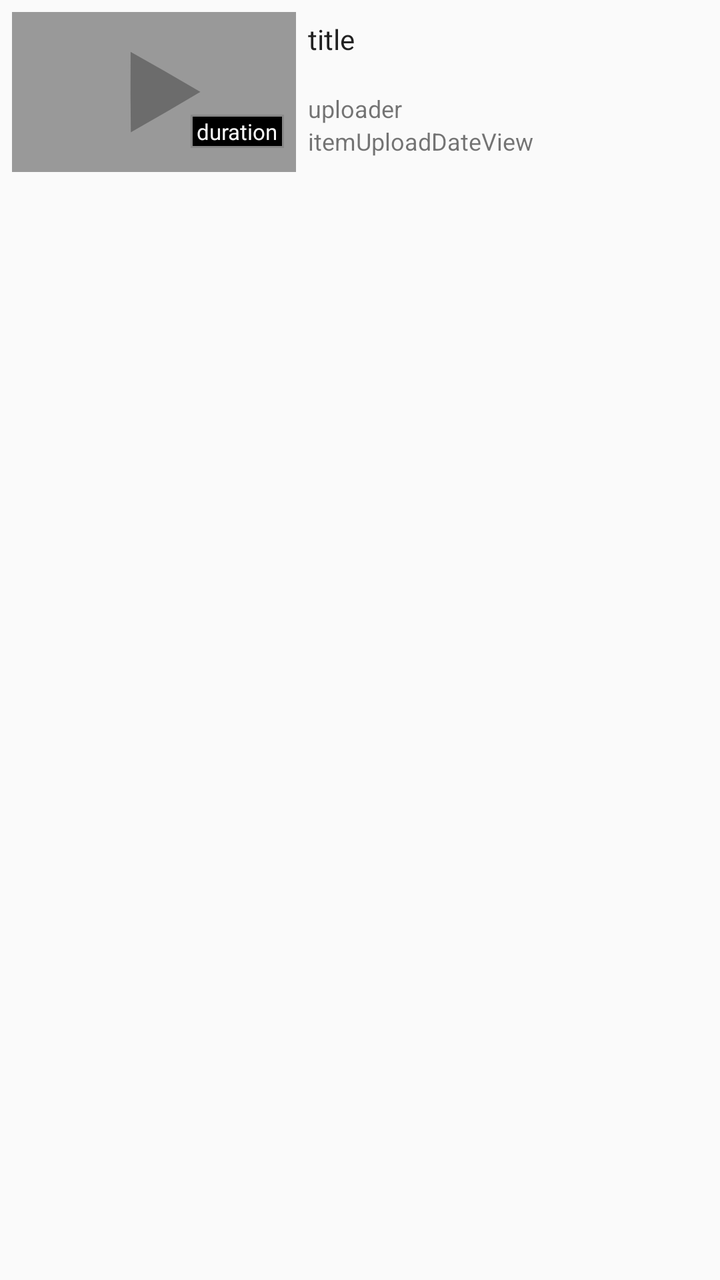
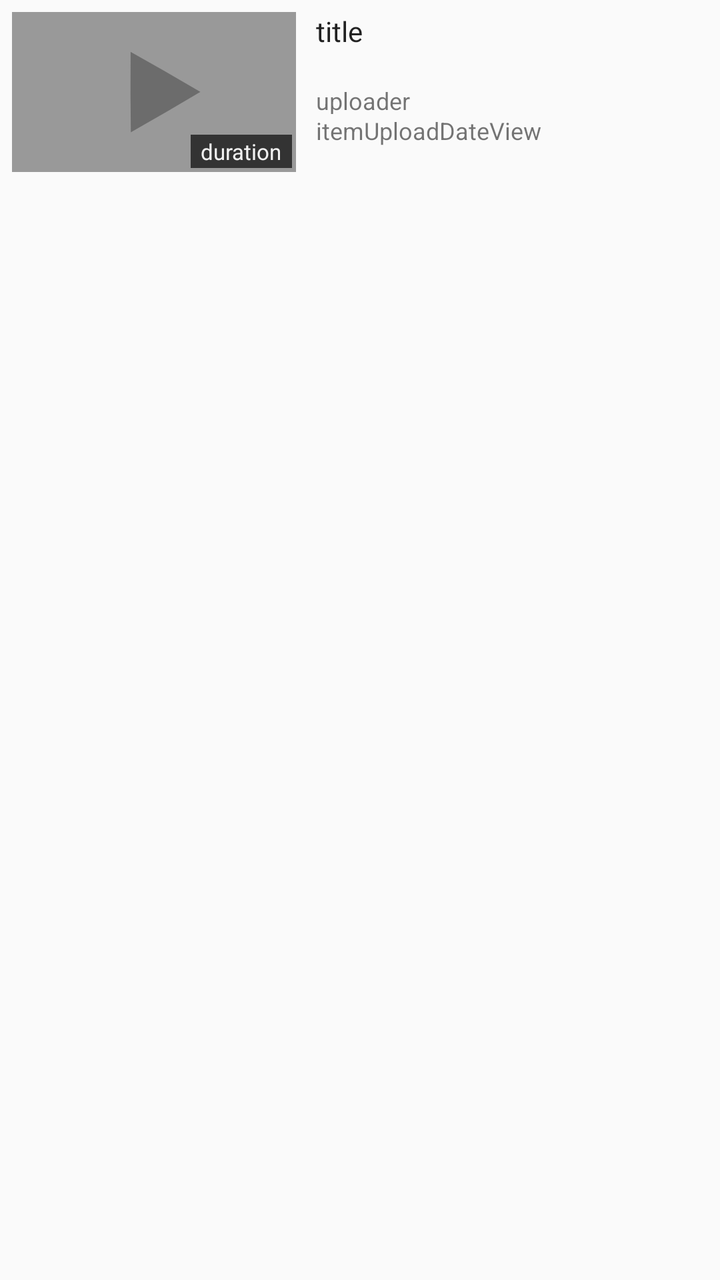

Before-and-after screenshots of an Android layout around one commit, followed by the original layout XML and the change that was made.
<!-- AndroidManifest.xml: application theme AppTheme -->
<!-- res/layout/video_item.xml -->
<?xml version="1.0" encoding="utf-8"?>
<RelativeLayout
    xmlns:android="http://schemas.android.com/apk/res/android"
    android:orientation="vertical"
    android:layout_width="match_parent"
    android:layout_height="match_parent"
    android:padding="6dp">

    <ImageView android:id="@+id/itemThumbnailView"
        android:layout_width="142dp"
        android:layout_height="80dp"
        android:scaleType="centerCrop"
        android:layout_alignParentLeft="true"
        android:layout_alignParentTop="true"
        android:src="@drawable/dummy_thumbnail"/>

    <TextView android:id="@+id/itemVideoTitleView"
        android:layout_width="wrap_content"
        android:layout_height="40dp"
        android:layout_toRightOf="@id/itemThumbnailView"
        android:layout_alignParentTop="true"
        android:paddingLeft="6dp"
        android:paddingTop="4dp"
        android:textAppearance="?android:attr/textAppearanceLarge"
        android:textSize="@dimen/text_search_title_size"
        android:text="title"
        />

    <TextView android:id="@+id/itemUploaderView"
        android:layout_width="wrap_content"
        android:layout_height="wrap_content"
        android:layout_toRightOf="@id/itemThumbnailView"
        android:layout_below="@id/itemVideoTitleView"
        android:paddingLeft="6dp"
        android:textAppearance="?android:attr/textAppearanceSmall"
        android:textSize="@dimen/text_search_uploader_size"
        android:text="uploader"/>

    <TextView android:id="@+id/itemUploadDateView"
        android:text="itemUploadDateView"
        android:layout_width="wrap_content"
        android:layout_height="wrap_content"
        android:layout_toRightOf="@id/itemThumbnailView"
        android:layout_below="@id/itemUploaderView"
        android:paddingLeft="6dp"
        android:textAppearance="?android:attr/textAppearanceSmall"
        android:textSize="@dimen/text_search_uploadtime_size"
        />

    <TextView android:id="@+id/itemDurationView"
        android:layout_width="wrap_content"
        android:layout_height="wrap_content"
        android:layout_alignBottom="@id/itemThumbnailView"
        android:layout_alignRight="@id/itemThumbnailView"
        android:layout_marginRight="6dp"
        android:layout_marginBottom="12dp"
        android:paddingLeft="3dp"
        android:paddingRight="3dp"
        android:paddingTop="1dp"
        android:paddingBottom="1dp"
        android:textAppearance="?android:attr/textAppearanceSmall"
        android:textSize="@dimen/text_search_duration_size"
        android:background="@drawable/durationback"
        android:textColor="#f7f7f7"
        android:text="duration"
        />

</RelativeLayout>
<!-- resources referenced by this layout -->
<resources>
  <dimen name="text_search_duration_size">11sp</dimen>
  <dimen name="text_search_title_size">14sp</dimen>
  <dimen name="text_search_uploader_size">12sp</dimen>
  <dimen name="text_search_uploadtime_size">12sp</dimen>
  <!-- drawable dummy_thumbnail: png bitmap (drawable, 2654 bytes) -->
  <!-- drawable durationback (drawable) -->
  <?xml version="1.0" encoding="utf-8"?>
      <shape xmlns:android="http://schemas.android.com/apk/res/android" android:shape="rectangle" >
          <solid android:color="#000000" />
          <stroke android:width="1dip" android:color="#888"/>
      </shape>
  <style name="AppTheme" parent="Theme.AppCompat.Light">
          <item name="android:actionBarStyle">@style/NewPipeActionbarTheme</item>
          <item name="actionBarStyle">@style/NewPipeActionbarTheme</item>
          <item name="colorPrimary">@color/primaryColorYoutube</item>
          <item name="colorPrimaryDark">@color/primaryColorDarkYoutube</item>
          <item name="colorAccent">@color/accentColorYoutube</item>
      </style>
  <style name="NewPipeActionbarTheme" parent="Widget.AppCompat.Light.ActionBar.Solid">
          <item name="android:displayOptions">showHome</item>
          <item name="displayOptions">showHome</item>
          <item name="android:background">@color/primaryColorYoutube</item>
          <item name="background">@color/primaryColorYoutube</item>
      </style>
  <color name="primaryColorYoutube">#cd322e</color>
  <color name="primaryColorDarkYoutube">#bc211d</color>
  <color name="accentColorYoutube">#000000</color>
</resources>

<!-- the commit's change to res/layout/video_item.xml (unified diff, before → after) -->
@@ -3,12 +3,13 @@
     xmlns:android="http://schemas.android.com/apk/res/android"
     android:orientation="vertical"
     android:layout_width="match_parent"
-    android:layout_height="match_parent"
+    android:layout_height="92dp"
     android:padding="6dp">
 
     <ImageView android:id="@+id/itemThumbnailView"
         android:layout_width="142dp"
         android:layout_height="80dp"
+        android:layout_marginRight="10dp"
         android:scaleType="centerCrop"
         android:layout_alignParentLeft="true"
         android:layout_alignParentTop="true"
@@ -16,11 +17,9 @@
 
     <TextView android:id="@+id/itemVideoTitleView"
         android:layout_width="wrap_content"
-        android:layout_height="40dp"
+        android:layout_height="36dp"
         android:layout_toRightOf="@id/itemThumbnailView"
         android:layout_alignParentTop="true"
-        android:paddingLeft="6dp"
-        android:paddingTop="4dp"
         android:textAppearance="?android:attr/textAppearanceLarge"
         android:textSize="@dimen/text_search_title_size"
         android:text="title"
@@ -28,10 +27,9 @@
 
     <TextView android:id="@+id/itemUploaderView"
         android:layout_width="wrap_content"
-        android:layout_height="wrap_content"
+        android:layout_height="15dp"
         android:layout_toRightOf="@id/itemThumbnailView"
         android:layout_below="@id/itemVideoTitleView"
-        android:paddingLeft="6dp"
         android:textAppearance="?android:attr/textAppearanceSmall"
         android:textSize="@dimen/text_search_uploader_size"
         android:text="uploader"/>
@@ -42,7 +40,6 @@
         android:layout_height="wrap_content"
         android:layout_toRightOf="@id/itemThumbnailView"
         android:layout_below="@id/itemUploaderView"
-        android:paddingLeft="6dp"
         android:textAppearance="?android:attr/textAppearanceSmall"
         android:textSize="@dimen/text_search_uploadtime_size"
         />
@@ -52,16 +49,16 @@
         android:layout_height="wrap_content"
         android:layout_alignBottom="@id/itemThumbnailView"
         android:layout_alignRight="@id/itemThumbnailView"
-        android:layout_marginRight="6dp"
-        android:layout_marginBottom="12dp"
-        android:paddingLeft="3dp"
-        android:paddingRight="3dp"
+        android:layout_marginRight="2dp"
+        android:layout_marginBottom="2dp"
         android:paddingTop="1dp"
         android:paddingBottom="1dp"
+        android:paddingRight="5dp"
+        android:paddingLeft="5dp"
         android:textAppearance="?android:attr/textAppearanceSmall"
         android:textSize="@dimen/text_search_duration_size"
-        android:background="@drawable/durationback"
-        android:textColor="#f7f7f7"
+        android:background="@color/durationBackground"
+        android:textColor="@color/durationText"
         android:text="duration"
         />
 
<!-- resource entries referenced after the edit -->
@@ -1,16 +1,12 @@
 <!-- resources referenced by this layout -->
 <resources>
+  <color name="durationBackground">#aa000000</color>
+  <color name="durationText">#eeffffff</color>
   <dimen name="text_search_duration_size">11sp</dimen>
   <dimen name="text_search_title_size">14sp</dimen>
   <dimen name="text_search_uploader_size">12sp</dimen>
   <dimen name="text_search_uploadtime_size">12sp</dimen>
   <!-- drawable dummy_thumbnail: png bitmap (drawable, 2654 bytes) -->
-  <!-- drawable durationback (drawable) -->
-  <?xml version="1.0" encoding="utf-8"?>
-      <shape xmlns:android="http://schemas.android.com/apk/res/android" android:shape="rectangle" >
-          <solid android:color="#000000" />
-          <stroke android:width="1dip" android:color="#888"/>
-      </shape>
   <style name="AppTheme" parent="Theme.AppCompat.Light">
           <item name="android:actionBarStyle">@style/NewPipeActionbarTheme</item>
           <item name="actionBarStyle">@style/NewPipeActionbarTheme</item>
